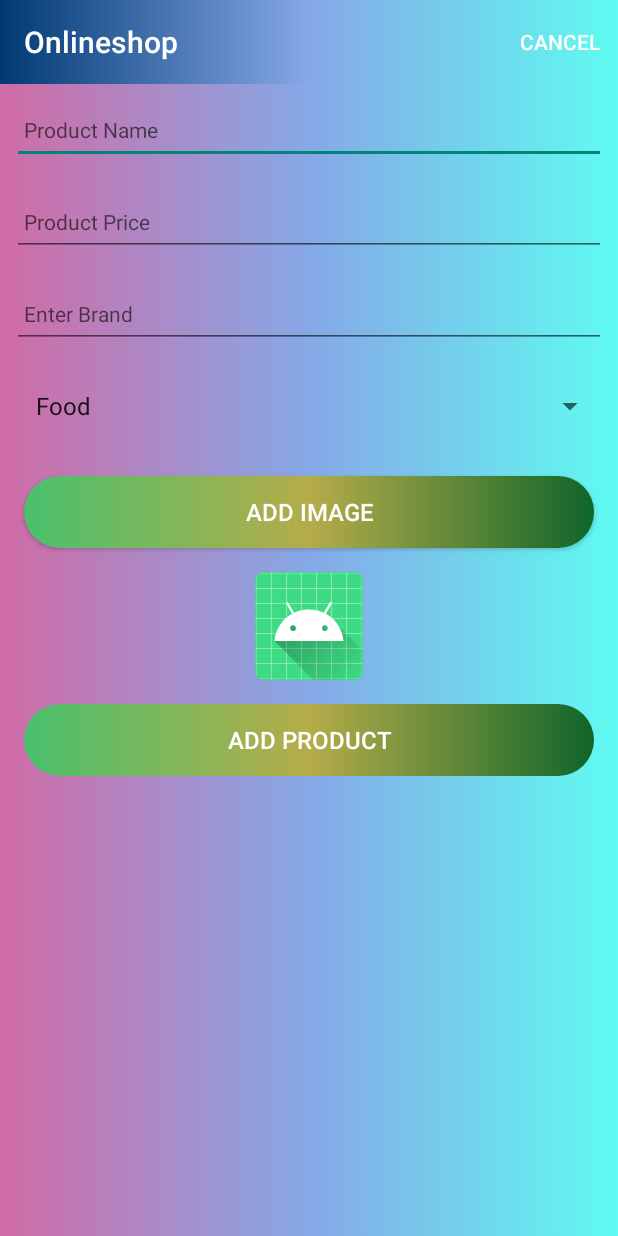
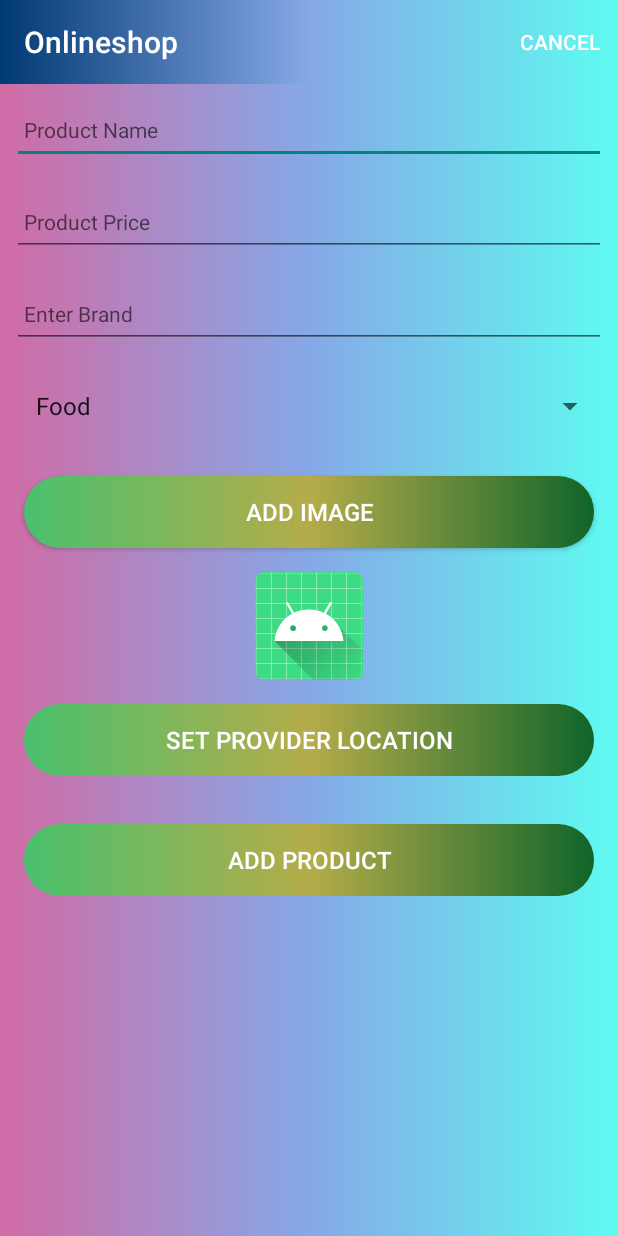
Before and after one commit to EmranJK/Onlineshop_Android, an Android app: the ProductListActivity screen opened directly, with no data from a screen before it, after a tap on "Add Product", on a phone screen of 412 x 824 dp. Run offline under Robolectric (Android 15) with nearby library versions, the phone set to English and light mode, and no system bars; our stand-ins replace Picasso, Timber; 1 statement that could not run was skipped.

Commit message:
Added Search-Filter Feature and Maps Feature

```diff
--- a/app/build.gradle
+++ b/app/build.gradle
@@ -2,6 +2,7 @@ plugins {
     id 'com.android.application'
     id 'org.jetbrains.kotlin.android'
     id 'kotlin-parcelize'
+    id 'com.google.android.libraries.mapsplatform.secrets-gradle-plugin'
 }
 
 android {
@@ -46,6 +47,7 @@ dependencies {
     implementation 'com.github.ajalt:timberkt:1.5.1'
     implementation 'com.google.android.material:material:1.6.1'
     implementation 'com.squareup.picasso:picasso:2.71828'
+    implementation 'com.google.android.gms:play-services-maps:18.1.0'
     testImplementation 'junit:junit:4.13.2'
     androidTestImplementation 'androidx.test.ext:junit:1.1.3'
     androidTestImplementation 'androidx.test.espresso:espresso-core:3.4.0'
--- a/app/src/main/java/ie/wit/onlineshop/activities/OnlineshopActivity.kt
+++ b/app/src/main/java/ie/wit/onlineshop/activities/OnlineshopActivity.kt
@@ -19,6 +19,7 @@ import ie.wit.onlineshop.R
 import ie.wit.onlineshop.databinding.ActivityOnlineshopBinding
 import ie.wit.onlineshop.helpers.showImagePicker
 import ie.wit.onlineshop.main.MainApp
+import ie.wit.onlineshop.models.Location
 import ie.wit.onlineshop.models.OnlineshopModel
 import timber.log.Timber
 import timber.log.Timber.i
@@ -28,6 +29,8 @@ class OnlineshopActivity : AppCompatActivity() {
     var product = OnlineshopModel()
     lateinit var app: MainApp
     private lateinit var imageIntentLauncher : ActivityResultLauncher<Intent>
+    private lateinit var mapIntentLauncher : ActivityResultLauncher<Intent>
+    //var location = Location(52.245696, -7.139102, 15f)
 
     override fun onCreate(savedInstanceState: Bundle?) {
         super.onCreate(savedInstanceState)
@@ -36,6 +39,7 @@ class OnlineshopActivity : AppCompatActivity() {
         setContentView(binding.root)
 
         registerImagePickerCallback()
+        registerMapCallback()
 
         binding.toolbarAdd.title = title
         setSupportActionBar(binding.toolbarAdd)
@@ -86,7 +90,17 @@ class OnlineshopActivity : AppCompatActivity() {
         }
 
 
-
+        binding.providerLocation.setOnClickListener {
+            val location = Location(52.245696, -7.139102, 15f)
+            if (product.zoom != 0f) {
+                location.lat =  product.providerLat
+                location.lng = product.providerLng
+                location.zoom = product.zoom
+            }
+            val launcherIntent = Intent(this, MapActivity::class.java)
+                .putExtra("location", location)
+            mapIntentLauncher.launch(launcherIntent)
+        }
 
         binding.btnAdd.setOnClickListener() {
             product.name = binding.productName.text.toString()
@@ -139,6 +153,27 @@ class OnlineshopActivity : AppCompatActivity() {
             }
     }
 
+    private fun registerMapCallback() {
+        mapIntentLauncher =
+            registerForActivityResult(ActivityResultContracts.StartActivityForResult())
+            { result ->
+                when (result.resultCode) {
+                    RESULT_OK -> {
+                        if (result.data != null) {
+                            i("Got Location ${result.data.toString()}")
+                            val location = result.data!!.extras?.getParcelable<Location>("location")!!
+                            i("Location == $location")
+                            product.providerLat = location.lat
+                            product.providerLng = location.lng
+                            product.zoom = location.zoom
+                        } // end of if
+                    }
+                    RESULT_CANCELED -> { } else -> { }
+                }
+            }
+    }
+
+
     override fun onOptionsItemSelected(item: MenuItem): Boolean {
         when (item.itemId) {
             R.id.item_cancel -> {
--- a/app/src/main/java/ie/wit/onlineshop/activities/ProductListActivity.kt
+++ b/app/src/main/java/ie/wit/onlineshop/activities/ProductListActivity.kt
@@ -25,6 +25,7 @@ class ProductListActivity : AppCompatActivity(), OnlineshopListener {
     lateinit var app: MainApp
     private lateinit var binding: ActivityProductListBinding
     lateinit var searchFilter: SearchView
+    lateinit var adapter: OnlineshopAdapter
 
     override fun onCreate(savedInstanceState: Bundle?) {
         super.onCreate(savedInstanceState)
@@ -32,7 +33,7 @@ class ProductListActivity : AppCompatActivity(), OnlineshopListener {
         setContentView(binding.root)
         binding.toolbar.title = title
         setSupportActionBar(binding.toolbar)
-        //searchFilter = findViewById(R.id.app_bar_search)
+        searchFilter = findViewById(R.id.searchProduct)
 
 
         app = application as MainApp
@@ -61,8 +62,19 @@ class ProductListActivity : AppCompatActivity(), OnlineshopListener {
 //            }
 //        })
 
+        searchFilter.setOnQueryTextListener(object: SearchView.OnQueryTextListener {
+            override fun onQueryTextSubmit(query: String?): Boolean {
+                return false
+            }
+
+            override fun onQueryTextChange(newText: String?): Boolean {
+                adapter.filter.filter(newText)
+                return false
+            }
+        })
         //binding.recyclerView.adapter = OnlineshopAdapter(app.products)
-        binding.recyclerView.adapter = OnlineshopAdapter(app.products.findAll(),this)
+        adapter = OnlineshopAdapter(app.products.findAll(),this)
+        binding.recyclerView.adapter = adapter
     }
 
     override fun onCreateOptionsMenu(menu: Menu): Boolean {
--- a/app/src/main/java/ie/wit/onlineshop/models/OnlineshopMemStore.kt
+++ b/app/src/main/java/ie/wit/onlineshop/models/OnlineshopMemStore.kt
@@ -29,6 +29,9 @@ class OnlineshopMemStore : OnlineshopStore {
             foundProduct.brand = product.brand
             foundProduct.type = product.type
             foundProduct.image = product.image
+            foundProduct.providerLat = product.providerLat
+            foundProduct.providerLng = product.providerLng
+            foundProduct.zoom = product.zoom
             logAll()
         }
     }
--- a/app/src/main/java/ie/wit/onlineshop/models/OnlineshopModel.kt
+++ b/app/src/main/java/ie/wit/onlineshop/models/OnlineshopModel.kt
@@ -6,8 +6,13 @@ import kotlinx.parcelize.Parcelize
 
 @Parcelize
 data class OnlineshopModel(var id: Long = 0,
+
                            var name: String = "",
                            var price: Double = 0.0,
                            var brand: String = "",
                            var type: String = "",
-                           var image: Uri = Uri.EMPTY) : Parcelable
+
+                           var image: Uri = Uri.EMPTY,
+                           var providerLat : Double = 0.0,
+                           var providerLng: Double = 0.0,
+                           var zoom: Float = 0f) : Parcelable
--- a/app/src/main/res/layout/activity_onlineshop.xml
+++ b/app/src/main/res/layout/activity_onlineshop.xml
@@ -116,6 +116,19 @@
                     app:srcCompat="@mipmap/ic_launcher"/>
 
                 <Button
+                    android:id="@+id/providerLocation"
+                    android:layout_width="match_parent"
+                    android:layout_height="wrap_content"
+                    android:layout_margin="16dp"
+                    android:background="@drawable/button_layout"
+                    android:paddingBottom="8dp"
+                    android:paddingTop="8dp"
+                    android:stateListAnimator="@null"
+                    android:text="@string/button_location"
+                    android:textColor="@color/colorPrimary"
+                    android:textSize="16sp"/>
+
+                <Button
                     android:id="@+id/btnAdd"
                     android:layout_width="match_parent"
                     android:layout_height="wrap_content"
--- a/app/src/main/res/layout/activity_product_list.xml
+++ b/app/src/main/res/layout/activity_product_list.xml
@@ -21,6 +21,11 @@
             android:layout_height="wrap_content"
             app:titleTextColor="@color/colorPrimary" />
 
+        <SearchView
+            android:id="@+id/searchProduct"
+            android:layout_width="match_parent"
+            android:layout_height="match_parent" />
+
     </com.google.android.material.appbar.AppBarLayout>
 
 
--- a/app/src/main/res/values/strings.xml
+++ b/app/src/main/res/values/strings.xml
@@ -12,6 +12,8 @@
     <string name="button_addImage"> Add Image </string>
     <string name="select_product_image">Select Product Image</string>
     <string name="change_product_image">Change Product image</string>
+    <string name="button_location">Set Provider Location</string>
+    <string name="title_activity_map">MapActivity</string>
     <string-array name="productTypes">
         <item> Food </item>
         <item> Drink </item>
--- a/build.gradle
+++ b/build.gradle
@@ -3,4 +3,5 @@ plugins {
     id 'com.android.application' version '7.3.1' apply false
     id 'com.android.library' version '7.3.1' apply false
     id 'org.jetbrains.kotlin.android' version '1.7.20' apply false
+    id 'com.google.android.libraries.mapsplatform.secrets-gradle-plugin' version '2.0.1' apply false
 }
```
Also changed, not shown: app/src/main/AndroidManifest.xml (+10 -0 lines), app/src/main/java/ie/wit/onlineshop/activities/MapActivity.kt (added, +73 -0 lines), app/src/main/java/ie/wit/onlineshop/adapters/OnlineshopAdapter.kt (+49 -4 lines), app/src/main/java/ie/wit/onlineshop/models/Location.kt (added, +10 -0 lines), app/src/main/res/layout/activity_map.xml (added, +9 -0 lines).
